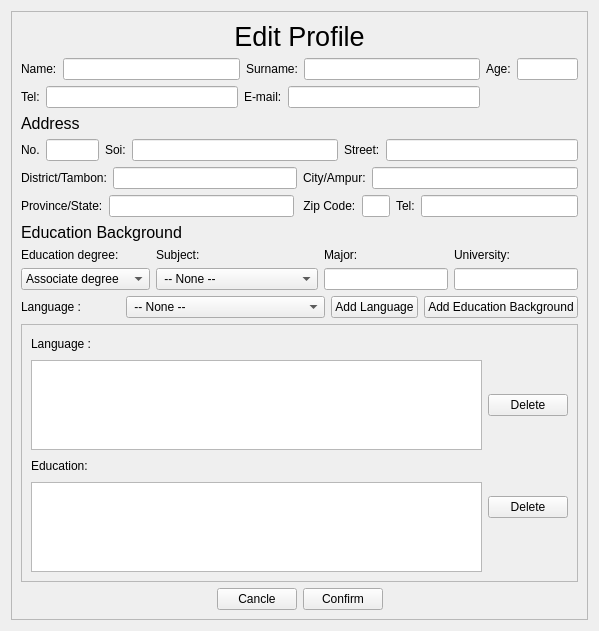
Above: ui_form/Edit_Create_User_Profile.ui from Sirawap/PathFinder-Project before the change. Below: the same form after it.
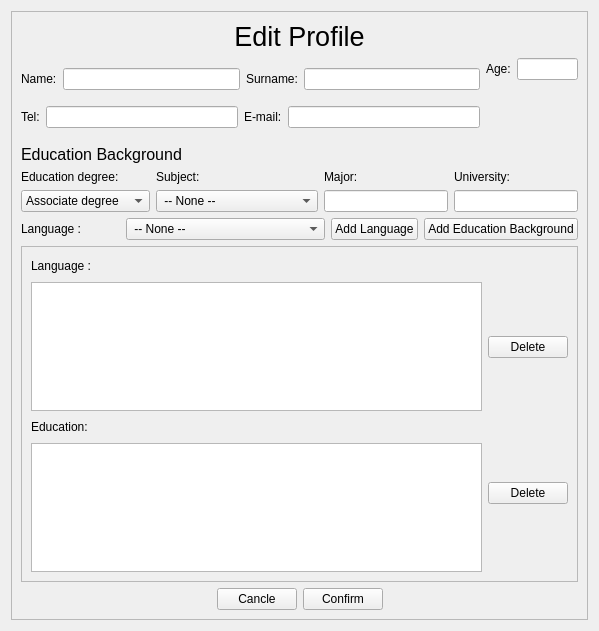
That is the form after the change. Icons and pictures are not drawn.

What changed in the file:
```diff
--- a/ui_form/Edit_Create_User_Profile.ui
+++ b/ui_form/Edit_Create_User_Profile.ui
@@ -143,154 +143,6 @@
            </item>
           </layout>
          </item>
-         <item>
-          <widget class="QLabel" name="label_9">
-           <property name="font">
-            <font>
-             <pointsize>12</pointsize>
-            </font>
-           </property>
-           <property name="text">
-            <string>Address</string>
-           </property>
-          </widget>
-         </item>
-         <item>
-          <layout class="QHBoxLayout" name="horizontalLayout_16" stretch="1,3,3">
-           <item>
-            <layout class="QHBoxLayout" name="horizontalLayout_8">
-             <item>
-              <widget class="QLabel" name="label_8">
-               <property name="text">
-                <string>No.</string>
-               </property>
-              </widget>
-             </item>
-             <item>
-              <widget class="QLineEdit" name="lineEdit_houseNo"/>
-             </item>
-            </layout>
-           </item>
-           <item>
-            <layout class="QHBoxLayout" name="horizontalLayout_9">
-             <item>
-              <widget class="QLabel" name="label_10">
-               <property name="text">
-                <string>Soi:</string>
-               </property>
-              </widget>
-             </item>
-             <item>
-              <widget class="QLineEdit" name="lineEdit_soi"/>
-             </item>
-            </layout>
-           </item>
-           <item>
-            <layout class="QHBoxLayout" name="horizontalLayout_10">
-             <item>
-              <widget class="QLabel" name="label_11">
-               <property name="text">
-                <string>Street:</string>
-               </property>
-              </widget>
-             </item>
-             <item>
-              <widget class="QLineEdit" name="lineEdit_street"/>
-             </item>
-            </layout>
-           </item>
-          </layout>
-         </item>
-         <item>
-          <layout class="QHBoxLayout" name="horizontalLayout_17">
-           <item>
-            <layout class="QHBoxLayout" name="horizontalLayout_11">
-             <item>
-              <widget class="QLabel" name="label_12">
-               <property name="text">
-                <string>District/Tambon:</string>
-               </property>
-              </widget>
-             </item>
-             <item>
-              <widget class="QLineEdit" name="lineEdit_district"/>
-             </item>
-            </layout>
-           </item>
-           <item>
-            <layout class="QHBoxLayout" name="horizontalLayout_12">
-             <item>
-              <widget class="QLabel" name="label_13">
-               <property name="text">
-                <string>City/Ampur:</string>
-               </property>
-              </widget>
-             </item>
-             <item>
-              <widget class="QLineEdit" name="lineEdit_city">
-               <property name="text">
-                <string/>
-               </property>
-              </widget>
-             </item>
-            </layout>
-           </item>
-          </layout>
-         </item>
-         <item>
-          <layout class="QHBoxLayout" name="horizontalLayout_18" stretch="3,1,2">
-           <item>
-            <layout class="QHBoxLayout" name="horizontalLayout_13">
-             <item>
-              <widget class="QLabel" name="label_14">
-               <property name="text">
-                <string>Province/State:</string>
-               </property>
-              </widget>
-             </item>
-             <item>
-              <widget class="QLineEdit" name="lineEdit_state">
-               <property name="text">
-                <string/>
-               </property>
-              </widget>
-             </item>
-            </layout>
-           </item>
-           <item>
-            <layout class="QHBoxLayout" name="horizontalLayout_14">
-             <item>
-              <widget class="QLabel" name="label_15">
-               <property name="text">
-                <string> Zip Code:</string>
-               </property>
-              </widget>
-             </item>
-             <item>
-              <widget class="QLineEdit" name="lineEdit_zip"/>
-             </item>
-            </layout>
-           </item>
-           <item>
-            <layout class="QHBoxLayout" name="horizontalLayout_15">
-             <item>
-              <widget class="QLabel" name="label_16">
-               <property name="text">
-                <string>Tel:</string>
-               </property>
-              </widget>
-             </item>
-             <item>
-              <widget class="QLineEdit" name="lineEdit_homeTel">
-               <property name="text">
-                <string/>
-               </property>
-              </widget>
-             </item>
-            </layout>
-           </item>
-          </layout>
-         </item>
          <item>
           <widget class="QLabel" name="label_17">
            <property name="font">
@@ -561,7 +413,7 @@
               <x>0</x>
               <y>0</y>
               <width>557</width>
-              <height>237</height>
+              <height>310</height>
              </rect>
             </property>
             <layout class="QGridLayout" name="gridLayout">
```
